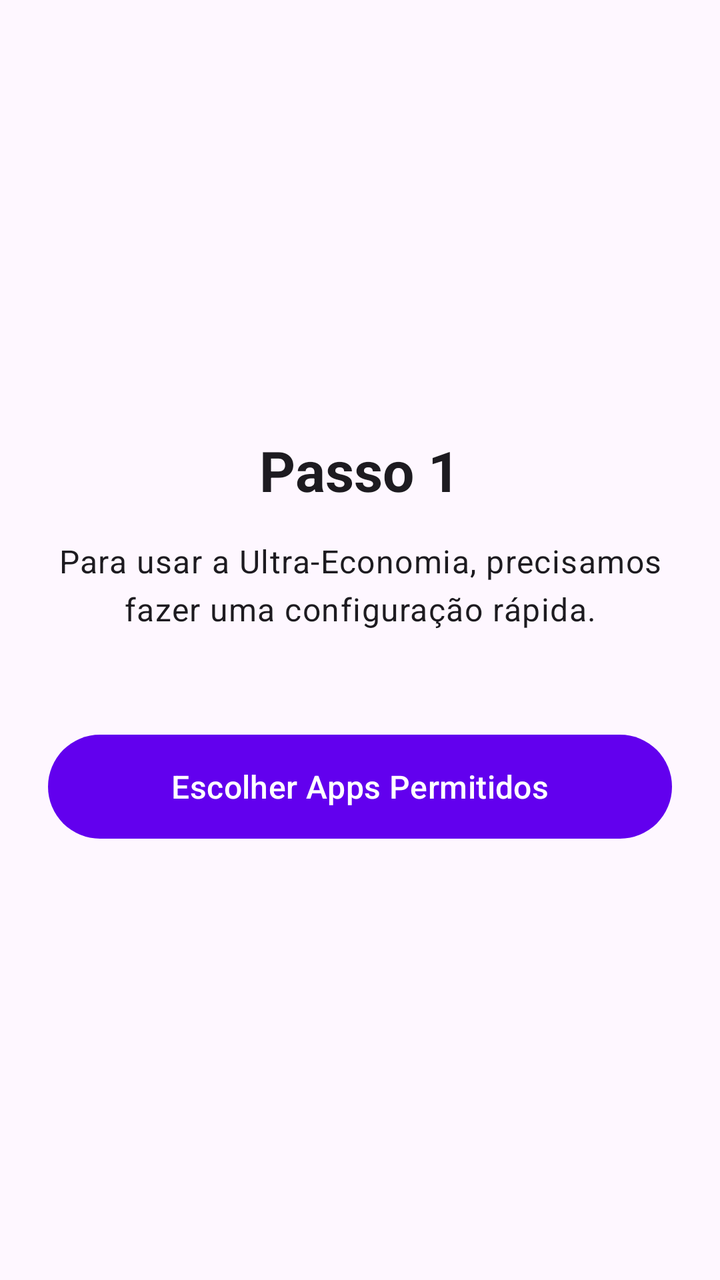
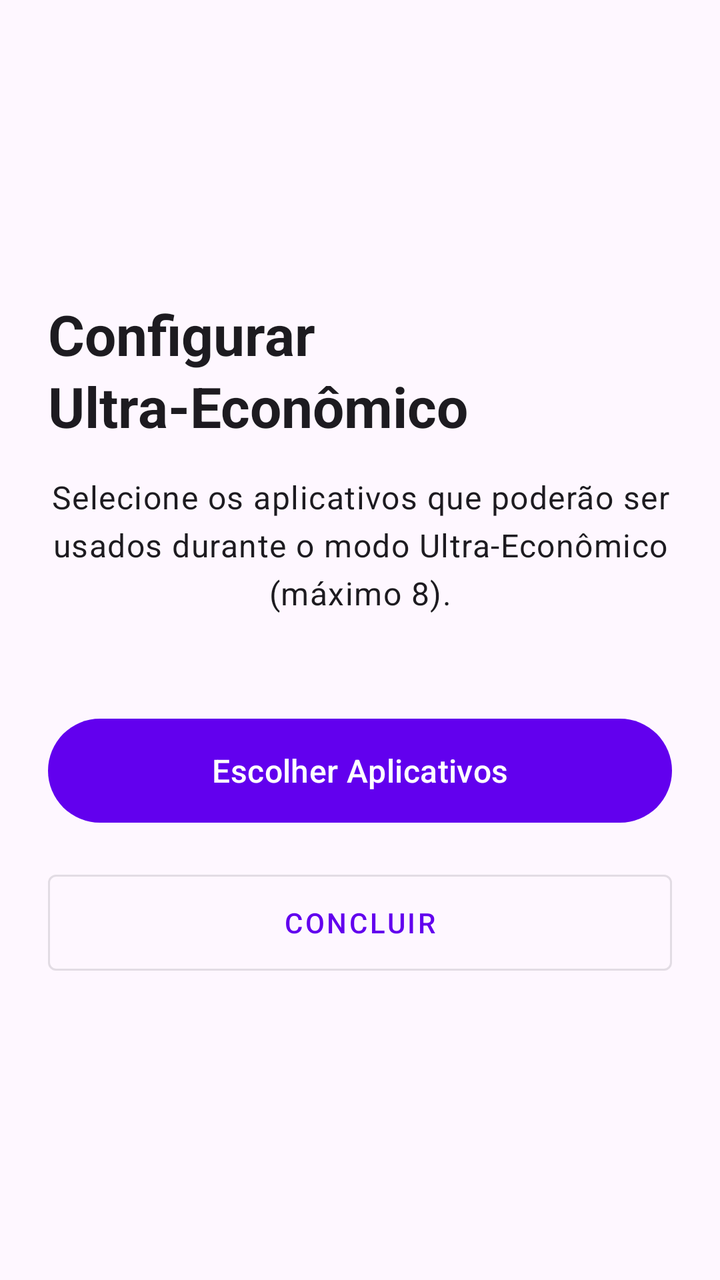

The first picture is an Android layout as it rendered before a commit; the second is the same layout after the commit. The layout source and the unified diff follow.
<!-- AndroidManifest.xml: application theme Theme.GerenciamentoDeEnergia -->
<!-- res/layout/activity_ultra_setup.xml -->
<?xml version="1.0" encoding="utf-8"?>
<LinearLayout xmlns:android="http://schemas.android.com/apk/res/android"
    android:layout_width="match_parent"
    android:layout_height="match_parent"
    android:orientation="vertical"
    android:padding="24dp"
    android:fitsSystemWindows="true"
    android:gravity="center"
    android:background="?attr/colorSurface">

    <TextView
        android:id="@+id/tv_step_title"
        android:layout_width="wrap_content"
        android:layout_height="wrap_content"
        android:text="Passo 1"
        android:textAppearance="?attr/textAppearanceHeadlineMedium"
        android:textStyle="bold"
        android:layout_marginBottom="16dp"/>

    <TextView
        android:id="@+id/tv_step_desc"
        android:layout_width="match_parent"
        android:layout_height="wrap_content"
        android:text="Para usar a Ultra-Economia, precisamos fazer uma configuração rápida."
        android:textAppearance="?attr/textAppearanceBodyLarge"
        android:gravity="center"
        android:layout_marginBottom="48dp"/>

    <Button
        android:id="@+id/btn_step_action"
        android:layout_width="match_parent"
        android:layout_height="60dp"
        android:text="Escolher Apps Permitidos"
        android:textAppearance="?attr/textAppearanceTitleMedium"/>

</LinearLayout>
<!-- resources referenced by this layout -->
<resources>
  <style name="Theme.GerenciamentoDeEnergia" parent="Theme.Material3.DayNight.NoActionBar">
          <item name="colorPrimary">@color/purple_500</item>
          <item name="colorPrimaryVariant">@color/purple_700</item>
          <item name="colorOnPrimary">@color/white</item>
          <item name="colorSecondary">@color/teal_200</item>
          <item name="colorSecondaryVariant">@color/teal_700</item>
          <item name="colorOnSecondary">@color/black</item>
          <item name="android:statusBarColor">?attr/colorPrimaryVariant</item>
      </style>
  <color name="purple_500">#FF6200EE</color>
  <color name="purple_700">#FF3700B3</color>
  <color name="white">#FFFFFFFF</color>
  <color name="teal_200">#FF03DAC5</color>
  <color name="teal_700">#FF018786</color>
  <color name="black">#FF000000</color>
</resources>

<!-- the commit's change to res/layout/activity_ultra_setup.xml (unified diff, before → after) -->
@@ -9,28 +9,33 @@
     android:background="?attr/colorSurface">
 
     <TextView
-        android:id="@+id/tv_step_title"
         android:layout_width="wrap_content"
         android:layout_height="wrap_content"
-        android:text="Passo 1"
+        android:text="Configurar Ultra-Econômico"
         android:textAppearance="?attr/textAppearanceHeadlineMedium"
         android:textStyle="bold"
         android:layout_marginBottom="16dp"/>
 
     <TextView
-        android:id="@+id/tv_step_desc"
         android:layout_width="match_parent"
         android:layout_height="wrap_content"
-        android:text="Para usar a Ultra-Economia, precisamos fazer uma configuração rápida."
+        android:text="Selecione os aplicativos que poderão ser usados durante o modo Ultra-Econômico (máximo 8)."
         android:textAppearance="?attr/textAppearanceBodyLarge"
         android:gravity="center"
         android:layout_marginBottom="48dp"/>
 
     <Button
-        android:id="@+id/btn_step_action"
+        android:id="@+id/btn_choose_apps"
         android:layout_width="match_parent"
         android:layout_height="60dp"
-        android:text="Escolher Apps Permitidos"
+        android:text="Escolher Aplicativos"
         android:textAppearance="?attr/textAppearanceTitleMedium"/>
 
+    <Button
+        android:id="@+id/btn_conclude"
+        android:layout_width="match_parent"
+        android:layout_height="60dp"
+        android:layout_marginTop="16dp"
+        android:text="Concluir"
+        style="@style/Widget.MaterialComponents.Button.OutlinedButton"/>
 </LinearLayout>
